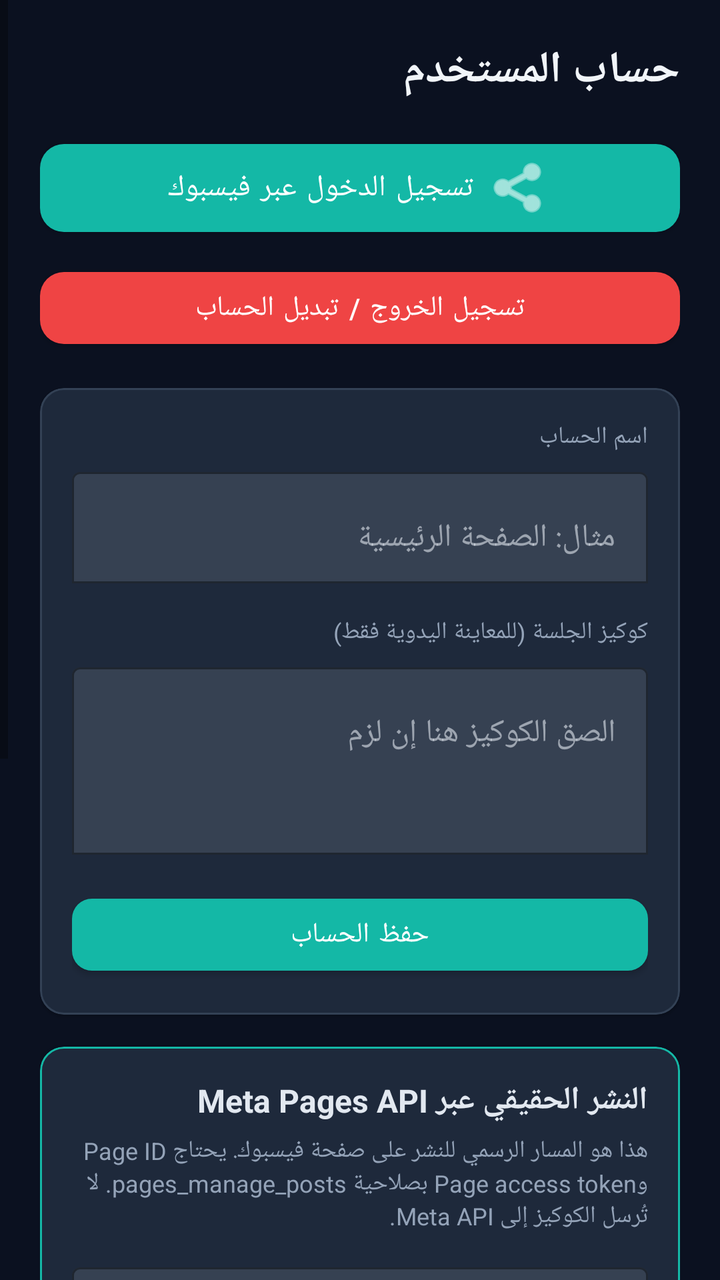
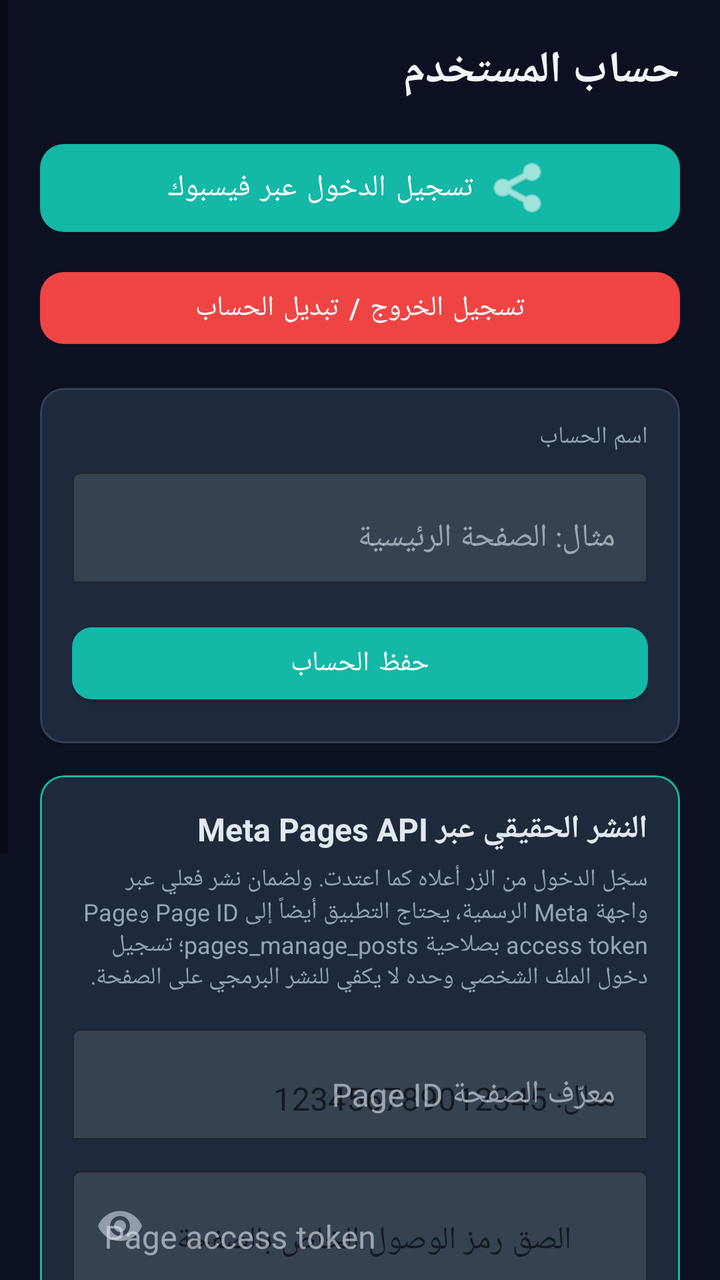

Compare the two renders of this Android layout. The source of the first and the diff that turns it into the second are given below.
<!-- AndroidManifest.xml: application theme Theme.FBPublisherX -->
<!-- res/layout/fragment_accounts.xml -->
<?xml version="1.0" encoding="utf-8"?>
<ScrollView xmlns:android="http://schemas.android.com/apk/res/android"
    xmlns:app="http://schemas.android.com/apk/res-auto"
    android:layout_width="match_parent"
    android:layout_height="match_parent"
    android:background="@color/background"
    android:fillViewport="true"
    android:layoutDirection="rtl">

    <LinearLayout
        android:layout_width="match_parent"
        android:layout_height="wrap_content"
        android:orientation="vertical"
        android:padding="20dp">

        <TextView
            android:layout_width="match_parent"
            android:layout_height="wrap_content"
            android:text="@string/accounts_title"
            android:textColor="@color/on_background"
            android:textSize="22sp"
            android:textStyle="bold"
            android:layout_marginBottom="16dp" />

        <com.google.android.material.button.MaterialButton
            android:id="@+id/btnLoginFb"
            android:layout_width="match_parent"
            android:layout_height="56dp"
            android:text="@string/btn_login_fb"
            android:textAllCaps="false"
            android:textSize="15sp"
            android:layout_marginBottom="8dp"
            app:cornerRadius="12dp"
            app:backgroundTint="@color/primary"
            app:icon="@android:drawable/ic_menu_share"
            app:iconGravity="textStart" />

        <com.google.android.material.button.MaterialButton
            android:id="@+id/btnLogout"
            android:layout_width="match_parent"
            android:layout_height="48dp"
            android:text="@string/btn_logout"
            android:textAllCaps="false"
            android:layout_marginBottom="16dp"
            app:cornerRadius="12dp"
            app:backgroundTint="@color/error" />

        <com.google.android.material.card.MaterialCardView
            android:layout_width="match_parent"
            android:layout_height="wrap_content"
            app:cardBackgroundColor="@color/surface"
            app:cardCornerRadius="12dp"
            app:strokeColor="@color/card_stroke"
            app:strokeWidth="1dp"
            android:layout_marginBottom="16dp">
            <LinearLayout
                android:layout_width="match_parent"
                android:layout_height="wrap_content"
                android:orientation="vertical"
                android:padding="16dp">

                <TextView
                    android:layout_width="match_parent"
                    android:layout_height="wrap_content"
                    android:text="@string/account_label"
                    android:textColor="@color/text_secondary"
                    android:textSize="12sp" />
                <com.google.android.material.textfield.TextInputLayout
                    android:layout_width="match_parent"
                    android:layout_height="wrap_content"
                    android:layout_marginTop="4dp"
                    app:boxBackgroundMode="outline"
                    app:boxStrokeColor="@color/primary">
                    <com.google.android.material.textfield.TextInputEditText
                        android:id="@+id/inputAccountName"
                        android:layout_width="match_parent"
                        android:layout_height="wrap_content"
                        android:hint="@string/hint_account_name"
                        android:textColor="@color/on_surface"
                        android:inputType="text"
                        android:gravity="start" />
                </com.google.android.material.textfield.TextInputLayout>

                <TextView
                    android:layout_width="match_parent"
                    android:layout_height="wrap_content"
                    android:text="@string/cookies_label"
                    android:textColor="@color/text_secondary"
                    android:textSize="12sp"
                    android:layout_marginTop="16dp" />
                <com.google.android.material.textfield.TextInputLayout
                    android:layout_width="match_parent"
                    android:layout_height="wrap_content"
                    android:layout_marginTop="4dp"
                    app:boxBackgroundMode="outline"
                    app:boxStrokeColor="@color/primary">
                    <com.google.android.material.textfield.TextInputEditText
                        android:id="@+id/inputCookies"
                        android:layout_width="match_parent"
                        android:layout_height="wrap_content"
                        android:hint="@string/hint_cookies"
                        android:textColor="@color/on_surface"
                        android:inputType="textMultiLine"
                        android:minLines="3"
                        android:gravity="start|top" />
                </com.google.android.material.textfield.TextInputLayout>

                <com.google.android.material.button.MaterialButton
                    android:id="@+id/btnSaveAccount"
                    android:layout_width="match_parent"
                    android:layout_height="48dp"
                    android:text="@string/btn_save_account"
                    android:textAllCaps="false"
                    android:layout_marginTop="16dp"
                    app:cornerRadius="10dp"
                    app:backgroundTint="@color/primary" />
            </LinearLayout>
        </com.google.android.material.card.MaterialCardView>

        <com.google.android.material.card.MaterialCardView
            android:layout_width="match_parent"
            android:layout_height="wrap_content"
            android:layout_marginBottom="16dp"
            app:cardBackgroundColor="@color/surface"
            app:cardCornerRadius="12dp"
            app:strokeColor="@color/primary"
            app:strokeWidth="1dp">
            <LinearLayout
                android:layout_width="match_parent"
                android:layout_height="wrap_content"
                android:orientation="vertical"
                android:padding="16dp">
                <TextView
                    android:layout_width="match_parent"
                    android:layout_height="wrap_content"
                    android:text="@string/page_api_title"
                    android:textColor="@color/on_surface"
                    android:textSize="16sp"
                    android:textStyle="bold" />
                <TextView
                    android:layout_width="match_parent"
                    android:layout_height="wrap_content"
                    android:layout_marginTop="6dp"
                    android:text="@string/page_api_help"
                    android:textColor="@color/text_secondary"
                    android:textSize="12sp" />
                <com.google.android.material.textfield.TextInputLayout
                    android:layout_width="match_parent"
                    android:layout_height="wrap_content"
                    android:layout_marginTop="12dp"
                    android:hint="@string/page_id_label"
                    app:boxBackgroundMode="outline"
                    app:boxStrokeColor="@color/primary">
                    <com.google.android.material.textfield.TextInputEditText
                        android:id="@+id/inputPageId"
                        android:layout_width="match_parent"
                        android:layout_height="wrap_content"
                        android:hint="@string/page_id_hint"
                        android:inputType="number"
                        android:textColor="@color/on_surface"
                        android:gravity="start" />
                </com.google.android.material.textfield.TextInputLayout>
                <com.google.android.material.textfield.TextInputLayout
                    android:layout_width="match_parent"
                    android:layout_height="wrap_content"
                    android:layout_marginTop="10dp"
                    android:hint="@string/page_token_label"
                    app:boxBackgroundMode="outline"
                    app:boxStrokeColor="@color/primary"
                    app:endIconMode="password_toggle">
                    <com.google.android.material.textfield.TextInputEditText
                        android:id="@+id/inputPageToken"
                        android:layout_width="match_parent"
                        android:layout_height="wrap_content"
                        android:hint="@string/page_token_hint"
                        android:inputType="textPassword"
                        android:textColor="@color/on_surface"
                        android:gravity="start" />
                </com.google.android.material.textfield.TextInputLayout>
                <com.google.android.material.button.MaterialButton
                    android:id="@+id/btnVerifyPage"
                    android:layout_width="match_parent"
                    android:layout_height="48dp"
                    android:layout_marginTop="12dp"
                    android:text="@string/btn_verify_page"
                    android:textAllCaps="false"
                    app:backgroundTint="@color/secondary"
                    app:cornerRadius="10dp" />
                <TextView
                    android:id="@+id/pageApiStatus"
                    android:layout_width="match_parent"
                    android:layout_height="wrap_content"
                    android:layout_marginTop="10dp"
                    android:text="@string/page_api_not_configured"
                    android:textColor="@color/warning"
                    android:textSize="13sp" />
            </LinearLayout>
        </com.google.android.material.card.MaterialCardView>

        <TextView
            android:id="@+id/accountStatus"
            android:layout_width="match_parent"
            android:layout_height="wrap_content"
            android:text="@string/account_none"
            android:textColor="@color/text_secondary"
            android:textSize="14sp" />

        <TextView
            android:id="@+id/sessionIndicator"
            android:layout_width="match_parent"
            android:layout_height="wrap_content"
            android:text="@string/session_inactive"
            android:textColor="@color/warning"
            android:textSize="13sp"
            android:layout_marginTop="8dp" />

        <TextView
            android:id="@+id/profileIdText"
            android:layout_width="match_parent"
            android:layout_height="wrap_content"
            android:text="@string/profile_id_none"
            android:textColor="@color/text_secondary"
            android:textSize="13sp"
            android:layout_marginTop="8dp" />

        <TextView
            android:layout_width="match_parent"
            android:layout_height="wrap_content"
            android:text="@string/profile_stats_title"
            android:textColor="@color/on_surface"
            android:textSize="15sp"
            android:textStyle="bold"
            android:layout_marginTop="20dp"
            android:layout_marginBottom="8dp" />

        <TextView
            android:id="@+id/profileStatGroups"
            android:layout_width="match_parent"
            android:layout_height="wrap_content"
            android:textColor="@color/text_secondary"
            android:textSize="13sp" />
        <TextView
            android:id="@+id/profileStatPosted"
            android:layout_width="match_parent"
            android:layout_height="wrap_content"
            android:textColor="@color/text_secondary"
            android:textSize="13sp"
            android:layout_marginTop="4dp" />
        <TextView
            android:id="@+id/profileStatFailed"
            android:layout_width="match_parent"
            android:layout_height="wrap_content"
            android:textColor="@color/text_secondary"
            android:textSize="13sp"
            android:layout_marginTop="4dp" />

    </LinearLayout>
</ScrollView>
<!-- resources referenced by this layout -->
<resources>
  <color name="background">#0B1120</color>
  <color name="card_stroke">#334155</color>
  <color name="error">#EF4444</color>
  <color name="on_background">#F1F5F9</color>
  <color name="on_surface">#E2E8F0</color>
  <color name="primary">#14B8A6</color>
  <color name="secondary">#8B5CF6</color>
  <color name="surface">#1E293B</color>
  <color name="text_secondary">#94A3B8</color>
  <color name="warning">#F59E0B</color>
  <string name="account_label">اسم الحساب</string>
  <string name="account_none">لا يوجد حساب محفوظ</string>
  <string name="accounts_title">حساب المستخدم</string>
  <string name="btn_login_fb">تسجيل الدخول عبر فيسبوك</string>
  <string name="btn_logout">تسجيل الخروج / تبديل الحساب</string>
  <string name="btn_save_account">حفظ الحساب</string>
  <string name="btn_verify_page">تحقق من اتصال الصفحة</string>
  <string name="cookies_label">كوكيز الجلسة (للمعاينة اليدوية فقط)</string>
  <string name="hint_account_name">مثال: الصفحة الرئيسية</string>
  <string name="hint_cookies">الصق الكوكيز هنا إن لزم</string>
  <string name="page_api_help">هذا هو المسار الرسمي للنشر على صفحة فيسبوك. يحتاج Page ID وPage access token بصلاحية pages_manage_posts. لا تُرسل الكوكيز إلى Meta API.</string>
  <string name="page_api_not_configured">لم يتم إعداد Page API بعد</string>
  <string name="page_api_title">النشر الحقيقي عبر Meta Pages API</string>
  <string name="page_id_hint">مثال: 123456789012345</string>
  <string name="page_id_label">معرّف الصفحة Page ID</string>
  <string name="page_token_hint">الصق رمز الوصول الخاص بالصفحة</string>
  <string name="page_token_label">Page access token</string>
  <string name="profile_id_none">معرف الحساب: غير متوفر</string>
  <string name="profile_stats_title">إحصائيات سريعة</string>
  <string name="session_inactive">الجلسة: غير نشطة</string>
  <style name="Theme.FBPublisherX" parent="Theme.MaterialComponents.DayNight.NoActionBar">
          <item name="colorPrimary">@color/primary</item>
          <item name="colorPrimaryVariant">@color/primary_variant</item>
          <item name="colorOnPrimary">@color/on_primary</item>
          <item name="colorSecondary">@color/secondary</item>
          <item name="android:statusBarColor">@color/background</item>
          <item name="android:navigationBarColor">@color/surface</item>
          <item name="android:windowBackground">@color/background</item>
          <item name="android:windowLightStatusBar">false</item>
          <item name="colorSurface">@color/surface</item>
          <item name="colorOnSurface">@color/on_surface</item>
      </style>
  <color name="primary_variant">#0F766E</color>
  <color name="on_primary">#FFFFFF</color>
</resources>

<!-- the commit's change to res/layout/fragment_accounts.xml (unified diff, before → after) -->
@@ -82,6 +82,7 @@
                 </com.google.android.material.textfield.TextInputLayout>
 
                 <TextView
+                    android:visibility="gone"
                     android:layout_width="match_parent"
                     android:layout_height="wrap_content"
                     android:text="@string/cookies_label"
@@ -89,6 +90,7 @@
                     android:textSize="12sp"
                     android:layout_marginTop="16dp" />
                 <com.google.android.material.textfield.TextInputLayout
+                    android:visibility="gone"
                     android:layout_width="match_parent"
                     android:layout_height="wrap_content"
                     android:layout_marginTop="4dp"
<!-- resource entries referenced after the edit -->
@@ -17,10 +17,10 @@
   <string name="btn_logout">تسجيل الخروج / تبديل الحساب</string>
   <string name="btn_save_account">حفظ الحساب</string>
   <string name="btn_verify_page">تحقق من اتصال الصفحة</string>
-  <string name="cookies_label">كوكيز الجلسة (للمعاينة اليدوية فقط)</string>
+  <string name="cookies_label">كوكيز الجلسة (تُحفظ تلقائياً بعد الدخول)</string>
   <string name="hint_account_name">مثال: الصفحة الرئيسية</string>
-  <string name="hint_cookies">الصق الكوكيز هنا إن لزم</string>
-  <string name="page_api_help">هذا هو المسار الرسمي للنشر على صفحة فيسبوك. يحتاج Page ID وPage access token بصلاحية pages_manage_posts. لا تُرسل الكوكيز إلى Meta API.</string>
+  <string name="hint_cookies">اختياري — لا تحتاج لإدخالها يدوياً</string>
+  <string name="page_api_help">سجّل الدخول من الزر أعلاه كما اعتدت. ولضمان نشر فعلي عبر واجهة Meta الرسمية، يحتاج التطبيق أيضاً إلى Page ID وPage access token بصلاحية pages_manage_posts؛ تسجيل دخول الملف الشخصي وحده لا يكفي للنشر البرمجي على الصفحة.</string>
   <string name="page_api_not_configured">لم يتم إعداد Page API بعد</string>
   <string name="page_api_title">النشر الحقيقي عبر Meta Pages API</string>
   <string name="page_id_hint">مثال: 123456789012345</string>
